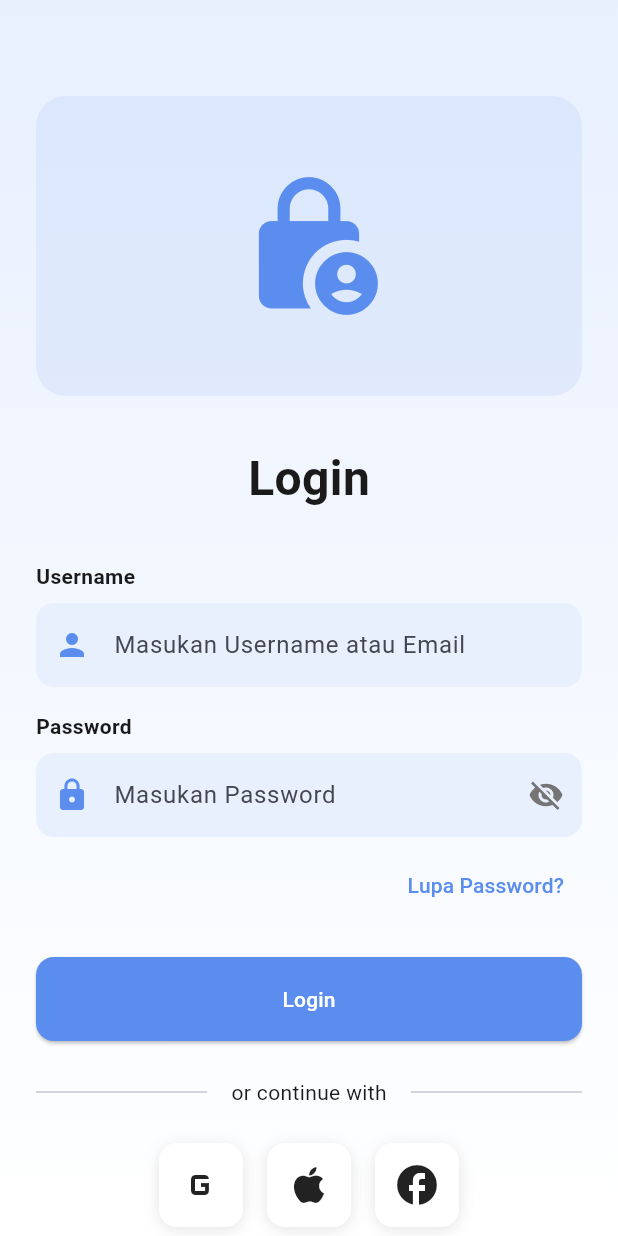
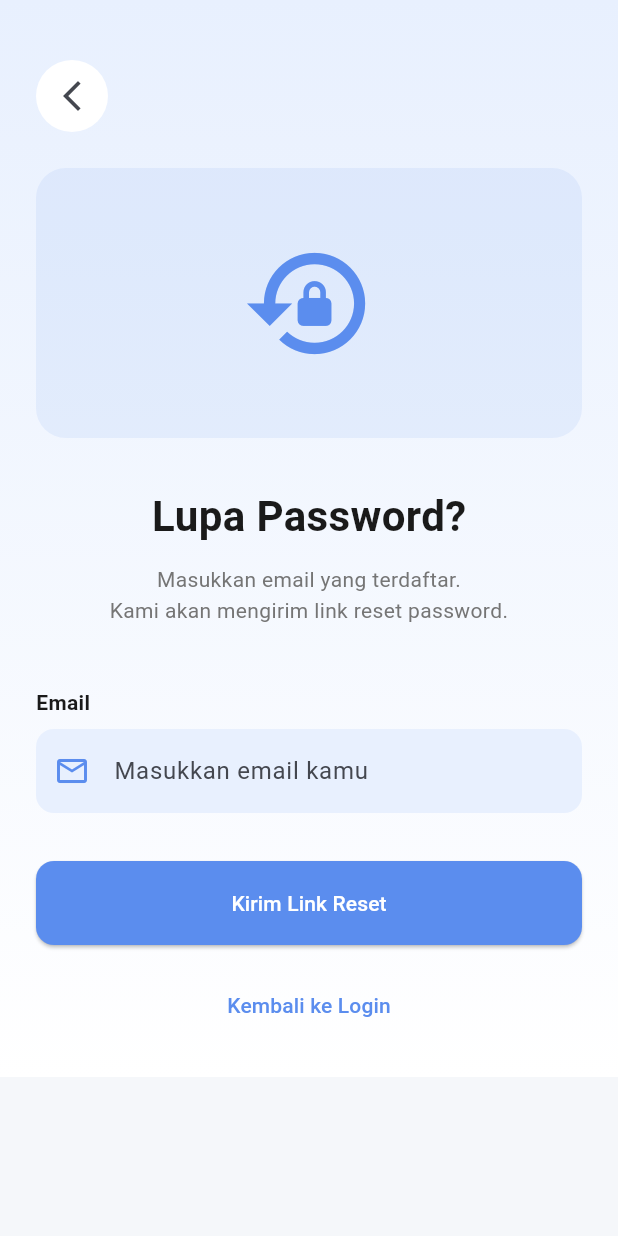
Before and after one commit to wvionn/JAJANYUK, a Flutter app: the CampusSelectionPage screen opened by its route, after a tap on "Universitas Esa Unggul, Jakarta", after a tap on "Next", after a tap on "Lupa Password?", on a phone screen of 412 x 824 dp. Run offline on Flutter 3.47's test engine with Material 3 defaults, Android fonts, the phone set to English and light mode, and no system bars; our stand-ins replace dartz, equatable, flutter_dotenv, flutter_riverpod, go_router, supabase_flutter; accounts and stored records are empty.

Commit message:
feat(auth): implement forgot password and fix login page errors
- Create ForgotPasswordPage with email input and reset flow
- Add success state with 'resend' option after email sent
- Integrate Supabase resetPasswordForEmail API
- Add forgotPassword route to RouteNames and app_router.dart
- Fix: remove unused import (custom_button) from login_page
- Fix: remove unused _buildSocialButton method
- Fix: add isLoading state to login button
- Fix: replace deprecated withOpacity() with withValues(alpha:)
- Fix: connect 'Lupa Password?' button to forgot password route
- Rename label 'Username' to 'Email' for clarity
- Add proper error/success SnackBar colors

```diff
--- a/lib/core/router/app_router.dart
+++ b/lib/core/router/app_router.dart
@@ -4,6 +4,7 @@ import 'package:go_router/go_router.dart';
 
 import '../../features/auth/presentation/pages/login_page.dart';
 import '../../features/auth/presentation/pages/register_page.dart';
+import '../../features/auth/presentation/pages/forgot_password_page.dart';
 import '../../features/onboarding/presentation/pages/onboarding_page.dart';
 import '../../features/onboarding/presentation/pages/campus_selection_page.dart';
 import '../../features/home/presentation/pages/home_page.dart';
@@ -42,6 +43,11 @@ final appRouterProvider = Provider<GoRouter>((ref) {
         path: RouteNames.register,
         name: RouteNames.register,
         builder: (context, state) => const RegisterPage(),
+      ),
+      GoRoute(
+        path: RouteNames.forgotPassword,
+        name: RouteNames.forgotPassword,
+        builder: (context, state) => const ForgotPasswordPage(),
       ),
 
       // Buyer Routes with Shell Navigation (COD only)
--- a/lib/core/router/route_names.dart
+++ b/lib/core/router/route_names.dart
@@ -6,6 +6,7 @@ class RouteNames {
   // Auth
   static const String login = '/login';
   static const String register = '/register';
+  static const String forgotPassword = '/forgot-password';
 
   // Buyer (COD only)
   static const String home = '/home';
--- /dev/null
+++ b/lib/features/auth/presentation/pages/forgot_password_page.dart
@@ -0,0 +1,234 @@
+import 'package:flutter/material.dart';
+import 'package:flutter_riverpod/flutter_riverpod.dart';
+import 'package:go_router/go_router.dart';
+import 'package:supabase_flutter/supabase_flutter.dart';
+import '../../../../core/theme/app_colors.dart';
+import '../../../../core/widgets/custom_button.dart';
+import '../../../../core/widgets/custom_text_field.dart';
+import '../../../../core/utils/validators.dart';
+
+class ForgotPasswordPage extends ConsumerStatefulWidget {
+  const ForgotPasswordPage({super.key});
+
+  @override
+  ConsumerState<ForgotPasswordPage> createState() => _ForgotPasswordPageState();
+}
+
+class _ForgotPasswordPageState extends ConsumerState<ForgotPasswordPage> {
+  final _formKey = GlobalKey<FormState>();
+  final _emailController = TextEditingController();
+  bool _isLoading = false;
+  bool _emailSent = false;
+
+  @override
+  void dispose() {
+    _emailController.dispose();
+    super.dispose();
+  }
+
+  Future<void> _handleResetPassword() async {
+    if (!_formKey.currentState!.validate()) return;
+
+    setState(() => _isLoading = true);
+
+    try {
+      await Supabase.instance.client.auth.resetPasswordForEmail(
+        _emailController.text.trim(),
+      );
+
+      if (mounted) {
+        setState(() {
+          _isLoading = false;
+          _emailSent = true;
+        });
+      }
+    } catch (e) {
+      if (mounted) {
+        setState(() => _isLoading = false);
+        ScaffoldMessenger.of(context).showSnackBar(
+          SnackBar(
+            content: Text('Gagal mengirim email: $e'),
+            backgroundColor: AppColors.error,
+          ),
+        );
+      }
+    }
+  }
+
+  @override
+  Widget build(BuildContext context) {
+    return Scaffold(
+      body: Container(
+        decoration: const BoxDecoration(
+          gradient: LinearGradient(
+            colors: [Color(0xFFE8F0FE), Colors.white],
+            begin: Alignment.topCenter,
+            end: Alignment.bottomCenter,
+          ),
+        ),
+        child: SafeArea(
+          child: SingleChildScrollView(
+            padding: const EdgeInsets.all(24),
+            child: Column(
+              children: [
+                const SizedBox(height: 16),
+                // Back button
+                Align(
+                  alignment: Alignment.centerLeft,
+                  child: IconButton(
+                    onPressed: () => context.pop(),
+                    icon: const Icon(Icons.arrow_back_ios_new),
+                    style: IconButton.styleFrom(
+                      backgroundColor: Colors.white,
+                      padding: const EdgeInsets.all(12),
+                    ),
+                  ),
+                ),
+                const SizedBox(height: 24),
+                // Illustration
+                Container(
+                  height: 180,
+                  decoration: BoxDecoration(
+                    color: AppColors.primary.withValues(alpha: 0.1),
+                    borderRadius: BorderRadius.circular(20),
+                  ),
+                  child: const Center(
+                    child: Icon(
+                      Icons.lock_reset,
+                      size: 90,
+                      color: AppColors.primary,
+                    ),
+                  ),
+                ),
+                const SizedBox(height: 32),
+                const Text(
+                  'Lupa Password?',
+                  style: TextStyle(
+                    fontSize: 28,
+                    fontWeight: FontWeight.bold,
+                    color: AppColors.textPrimary,
+                  ),
+                ),
+                const SizedBox(height: 12),
+                const Text(
+                  'Masukkan email yang terdaftar.\nKami akan mengirim link reset password.',
+                  textAlign: TextAlign.center,
+                  style: TextStyle(
+                    fontSize: 14,
+                    color: AppColors.textSecondary,
+                    height: 1.5,
+                  ),
+                ),
+                const SizedBox(height: 40),
+                if (_emailSent) ...[
+                  _buildSuccessState(),
+                ] else ...[
+                  _buildForm(),
+                ],
+              ],
+            ),
+          ),
+        ),
+      ),
+    );
+  }
+
+  Widget _buildForm() {
+    return Form(
+      key: _formKey,
+      child: Column(
+        children: [
+          CustomTextField(
+            label: 'Email',
+            hint: 'Masukkan email kamu',
+            controller: _emailController,
+            prefixIcon: Icons.email_outlined,
+            keyboardType: TextInputType.emailAddress,
+            validator: Validators.email,
+          ),
+          const SizedBox(height: 32),
+          CustomButton(
+            text: 'Kirim Link Reset',
+            onPressed: _handleResetPassword,
+            isLoading: _isLoading,
+          ),
+          const SizedBox(height: 16),
+          TextButton(
+            onPressed: () => context.pop(),
+            child: const Text(
+              'Kembali ke Login',
+              style: TextStyle(color: AppColors.primary),
+            ),
+          ),
+        ],
+      ),
+    );
+  }
+
+  Widget _buildSuccessState() {
+    return Column(
+      children: [
+        Container(
+          padding: const EdgeInsets.all(24),
+          decoration: BoxDecoration(
+            color: AppColors.success.withValues(alpha: 0.1),
+            borderRadius: BorderRadius.circular(16),
+            border: Border.all(
+              color: AppColors.success.withValues(alpha: 0.3),
+            ),
+          ),
+          child: Column(
+            children: [
+              const Icon(
+                Icons.mark_email_read_outlined,
+                size: 56,
+                color: AppColors.success,
+              ),
+              const SizedBox(height: 16),
+              const Text(
+                'Email Terkirim!',
+                style: TextStyle(
+                  fontSize: 20,
+                  fontWeight: FontWeight.bold,
+                  color: AppColors.textPrimary,
+                ),
+              ),
+              const SizedBox(height: 8),
+              Text(
+                'Link reset password telah dikirim ke:\n${_emailController.text.trim()}',
+                textAlign: TextAlign.center,
+                style: const TextStyle(
+                  fontSize: 14,
+                  color: AppColors.textSecondary,
+                  height: 1.5,
+                ),
+              ),
+            ],
+          ),
+        ),
+        const SizedBox(height: 24),
+        const Text(
+          'Tidak menerima email? Cek folder spam atau',
+          style: TextStyle(fontSize: 13, color: AppColors.textSecondary),
+        ),
+        TextButton(
+          onPressed: () {
+            setState(() => _emailSent = false);
+          },
+          child: const Text(
+            'Kirim ulang',
+            style: TextStyle(
+              color: AppColors.primary,
+              fontWeight: FontWeight.w600,
+            ),
+          ),
+        ),
+        const SizedBox(height: 16),
+        CustomButton(
+          text: 'Kembali ke Login',
+          onPressed: () => context.pop(),
+        ),
+      ],
+    );
+  }
+}
--- a/lib/features/auth/presentation/pages/login_page.dart
+++ b/lib/features/auth/presentation/pages/login_page.dart
@@ -19,6 +19,7 @@ class _LoginPageState extends ConsumerState<LoginPage> {
   final _formKey = GlobalKey<FormState>();
   final _emailController = TextEditingController();
   final _passwordController = TextEditingController();
+  bool _isLoading = false;
 
   @override
   void dispose() {
@@ -27,39 +28,36 @@ class _LoginPageState extends ConsumerState<LoginPage> {
     super.dispose();
   }
 
-  void _handleLogin() async {
-    if (_formKey.currentState!.validate()) {
-      debugPrint('🔵 Login button clicked');
-      debugPrint('Email: ${_emailController.text}');
-      debugPrint('Password: ${_passwordController.text}');
+  Future<void> _handleLogin() async {
+    if (!_formKey.currentState!.validate()) return;
+
+    setState(() => _isLoading = true);
 
     try {
-        debugPrint('🔵 Attempting to sign in...');
-
-        // Import Supabase
-        final supabase = Supabase.instance.client;
-
-        await supabase.auth.signInWithPassword(
+      await Supabase.instance.client.auth.signInWithPassword(
         email: _emailController.text.trim(),
         password: _passwordController.text,
       );
 
-        debugPrint('✅ Login successful!');
-
       if (mounted) {
+        setState(() => _isLoading = false);
         ScaffoldMessenger.of(context).showSnackBar(
-            const SnackBar(content: Text('✅ Login berhasil!')),
+          const SnackBar(
+            content: Text('Login berhasil!'),
+            backgroundColor: AppColors.success,
+          ),
         );
-          // Navigate to home
         context.go(RouteNames.home);
       }
     } catch (e) {
-        debugPrint('❌ Login error: $e');
       if (mounted) {
+        setState(() => _isLoading = false);
         ScaffoldMessenger.of(context).showSnackBar(
-            SnackBar(content: Text('❌ Login gagal: $e')),
+          SnackBar(
+            content: Text('Login gagal: $e'),
+            backgroundColor: AppColors.error,
+          ),
         );
-        }
       }
     }
   }
@@ -87,7 +85,7 @@ class _LoginPageState extends ConsumerState<LoginPage> {
                   Container(
                     height: 200,
                     decoration: BoxDecoration(
-                      color: AppColors.primary.withOpacity(0.1),
+                      color: AppColors.primary.withValues(alpha: 0.1),
                       borderRadius: BorderRadius.circular(20),
                     ),
                     child: const Center(
@@ -109,10 +107,11 @@ class _LoginPageState extends ConsumerState<LoginPage> {
                   ),
                   const SizedBox(height: 32),
                   CustomTextField(
-                    label: 'Username',
-                    hint: 'Masukan Username atau Email',
+                    label: 'Email',
+                    hint: 'Masukan Email',
                     controller: _emailController,
-                    prefixIcon: Icons.person,
+                    prefixIcon: Icons.email_outlined,
+                    keyboardType: TextInputType.emailAddress,
                     validator: Validators.email,
                   ),
                   const SizedBox(height: 16),
@@ -120,7 +119,7 @@ class _LoginPageState extends ConsumerState<LoginPage> {
                     label: 'Password',
                     hint: 'Masukan Password',
                     controller: _passwordController,
-                    prefixIcon: Icons.lock,
+                    prefixIcon: Icons.lock_outline,
                     obscureText: true,
                     validator: Validators.password,
                   ),
@@ -129,45 +128,37 @@ class _LoginPageState extends ConsumerState<LoginPage> {
                     alignment: Alignment.centerRight,
                     child: TextButton(
                       onPressed: () {
-                        // TODO: Implement forgot password
+                        context.push(RouteNames.forgotPassword);
                       },
-                      child: const Text('Lupa Password?'),
+                      child: const Text(
+                        'Lupa Password?',
+                        style: TextStyle(color: AppColors.primary),
+                      ),
                     ),
                   ),
                   const SizedBox(height: 24),
-                  CustomButton(text: 'Login', onPressed: _handleLogin),
-                  const SizedBox(height: 24),
-                  const Row(
-                    children: [
-                      Expanded(child: Divider()),
-                      Padding(
-                        padding: EdgeInsets.symmetric(horizontal: 16),
-                        child: Text('or continue with'),
+                  CustomButton(
+                    text: 'Login',
+                    onPressed: _handleLogin,
+                    isLoading: _isLoading,
                   ),
-                      Expanded(child: Divider()),
-                    ],
-                  ),
-                  const SizedBox(height: 24),
+                  const SizedBox(height: 16),
                   Row(
                     mainAxisAlignment: MainAxisAlignment.center,
                     children: [
-                      _buildSocialButton(Icons.g_mobiledata, () {}),
-                      const SizedBox(width: 16),
-                      _buildSocialButton(Icons.apple, () {}),
-                      const SizedBox(width: 16),
-                      _buildSocialButton(Icons.facebook, () {}),
-                    ],
+                      const Text(
+                        "Belum punya akun? ",
+                        style: TextStyle(color: AppColors.textSecondary),
                       ),
-                  const SizedBox(height: 24),
-                  Row(
-                    mainAxisAlignment: MainAxisAlignment.center,
-                    children: [
-                      const Text("Don't have any account? "),
                       TextButton(
-                        onPressed: () {
-                          context.push(RouteNames.register);
-                        },
-                        child: const Text('Register'),
+                        onPressed: () => context.push(RouteNames.register),
+                        child: const Text(
+                          'Daftar',
+                          style: TextStyle(
+                            color: AppColors.primary,
+                            fontWeight: FontWeight.w600,
+                          ),
+                        ),
                       ),
                     ],
                   ),
@@ -179,26 +170,4 @@ class _LoginPageState extends ConsumerState<LoginPage> {
       ),
     );
   }
-
-  Widget _buildSocialButton(IconData icon, VoidCallback onTap) {
-    return InkWell(
-      onTap: onTap,
-      child: Container(
-        width: 56,
-        height: 56,
-        decoration: BoxDecoration(
-          color: Colors.white,
-          borderRadius: BorderRadius.circular(12),
-          boxShadow: [
-            BoxShadow(
-              color: Colors.black.withOpacity(0.1),
-              blurRadius: 8,
-              offset: const Offset(0, 2),
-            ),
-          ],
-        ),
-        child: Icon(icon, size: 32),
-      ),
-    );
 }
-}
```
Lines whose indentation alone changed are shown as unchanged.
